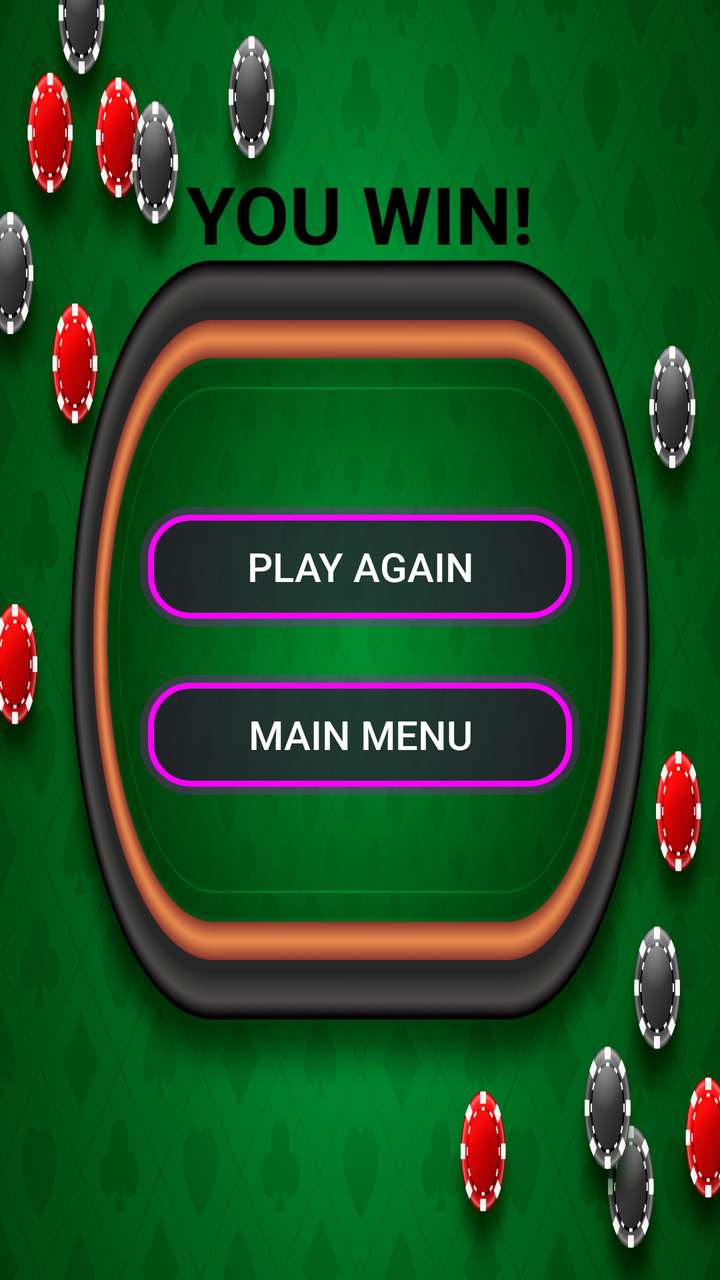
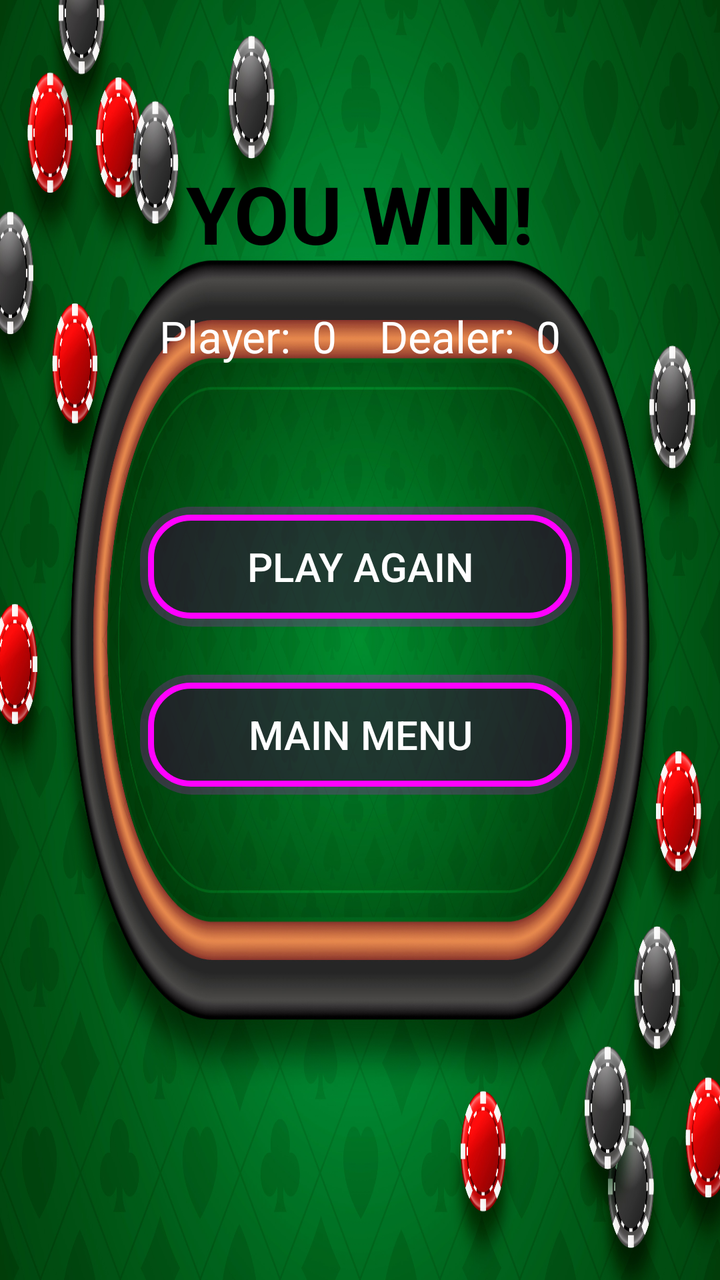

The first picture is an Android layout as it rendered before a commit; the second is the same layout after the commit. The layout source and the unified diff follow.
<!-- AndroidManifest.xml: application theme Theme.BlackJack -->
<!-- res/layout/activity_wins.xml -->
<?xml version="1.0" encoding="utf-8"?>
<androidx.constraintlayout.widget.ConstraintLayout xmlns:android="http://schemas.android.com/apk/res/android"
    xmlns:app="http://schemas.android.com/apk/res-auto"
    android:layout_width="match_parent"
    android:layout_height="match_parent"
    android:background="@drawable/game_board">

    

    <TextView
        android:id="@+id/txtWinTitle"
        android:layout_width="wrap_content"
        android:layout_height="wrap_content"
        android:text="YOU WIN!"
        android:textSize="40sp"
        android:textStyle="bold"
        android:textColor="#000000"
        android:shadowRadius="8"
        android:layout_marginTop="80dp"
        app:layout_constraintTop_toTopOf="parent"
        app:layout_constraintStart_toStartOf="parent"
        app:layout_constraintEnd_toEndOf="parent"/>

    

    <Button
        android:id="@+id/btnPlayAgain"
        android:layout_width="220dp"
        android:layout_height="60dp"
        android:text="Play Again"
        android:textSize="20sp"
        android:textColor="@android:color/white"
        android:background="@drawable/neon_button_selector"
        android:layout_marginTop="120dp"
        app:layout_constraintTop_toBottomOf="@id/txtWinTitle"
        app:layout_constraintStart_toStartOf="parent"
        app:layout_constraintEnd_toEndOf="parent"/>

    
    <Button
        android:id="@+id/btnWinBackMenu"
        android:layout_width="220dp"
        android:layout_height="60dp"
        android:text="Main Menu"
        android:textSize="20sp"
        android:textColor="@android:color/white"
        android:background="@drawable/neon_button_selector"
        android:layout_marginTop="24dp"
        app:layout_constraintTop_toBottomOf="@id/btnPlayAgain"
        app:layout_constraintStart_toStartOf="parent"
        app:layout_constraintEnd_toEndOf="parent"/>

</androidx.constraintlayout.widget.ConstraintLayout>
<!-- resources referenced by this layout -->
<resources>
  <!-- drawable game_board: jpg bitmap (drawable, 701621 bytes) -->
  <!-- drawable neon_button_selector (drawable) -->
  <?xml version="1.0" encoding="utf-8"?>
  <selector xmlns:android="http://schemas.android.com/apk/res/android">
  
  
      
      <item android:state_pressed="true" android:drawable="@drawable/neon_glow_pressed"/>
  
      
      <item android:drawable="@drawable/neon_glow" />
  
  </selector>
  <style name="Theme.BlackJack" parent="Base.Theme.BlackJack" />
  <!-- drawable neon_glow_pressed (drawable) -->
  <?xml version="1.0" encoding="utf-8"?>
  <layer-list xmlns:android="http://schemas.android.com/apk/res/android">
  
      
  
      <item>
  
          <shape android:shape="rectangle">
              <solid android:color="#66FF00FF" /> 
              <corners android:radius="26dp" />
  
          </shape>
      </item>
  
      
      <item
          android:left="2dp"
          android:top="2dp"
          android:right="2dp"
          android:bottom="2dp">
  
          <shape android:shape="rectangle">
              <solid android:color="#99000000"/>
              <corners android:radius="20dp"/>
              <stroke android:width="4dp" android:color="#FF00FF"/> 
          </shape>
      </item>
  
  </layer-list>
  <!-- drawable neon_glow (drawable) -->
  <?xml version="1.0" encoding="utf-8"?>
  <layer-list xmlns:android="http://schemas.android.com/apk/res/android">
  
      
  
      <item>
  
          <shape android:shape="rectangle">
              <solid android:color="#33FF00FF" />
              <corners android:radius="26dp"/>
          </shape>
      </item>
  
      
  
      <item
          android:left="4dp"
          android:top="4dp"
          android:right="4dp"
          android:bottom="4dp">
          <shape android:shape="rectangle">
              <solid android:color="#66000000" />
              <corners android:radius="20dp" />
              <stroke
                  android:width="3dp"
                  android:color="#FF00FF"/>
          </shape>
      </item>
  
  </layer-list>
  <style name="Base.Theme.BlackJack" parent="Theme.Material3.DayNight.NoActionBar">
          
          
      </style>
</resources>

<!-- the commit's change to res/layout/activity_wins.xml (unified diff, before → after) -->
@@ -22,6 +22,19 @@
         app:layout_constraintEnd_toEndOf="parent"/>
 
     
+    <TextView
+        android:id="@+id/txtScoreInfo"
+        android:layout_width="wrap_content"
+        android:layout_height="wrap_content"
+        android:text="Player:  0    Dealer:  0"
+        android:textColor="@android:color/white"
+        android:textSize="22sp"
+        android:layout_marginTop="20dp"
+        app:layout_constraintTop_toBottomOf="@id/txtWinTitle"
+        app:layout_constraintStart_toStartOf="parent"
+        app:layout_constraintEnd_toEndOf="parent"/>
+
+    
 
     <Button
         android:id="@+id/btnPlayAgain"
@@ -35,6 +48,8 @@
         app:layout_constraintTop_toBottomOf="@id/txtWinTitle"
         app:layout_constraintStart_toStartOf="parent"
         app:layout_constraintEnd_toEndOf="parent"/>
+
+
 
     
     <Button
